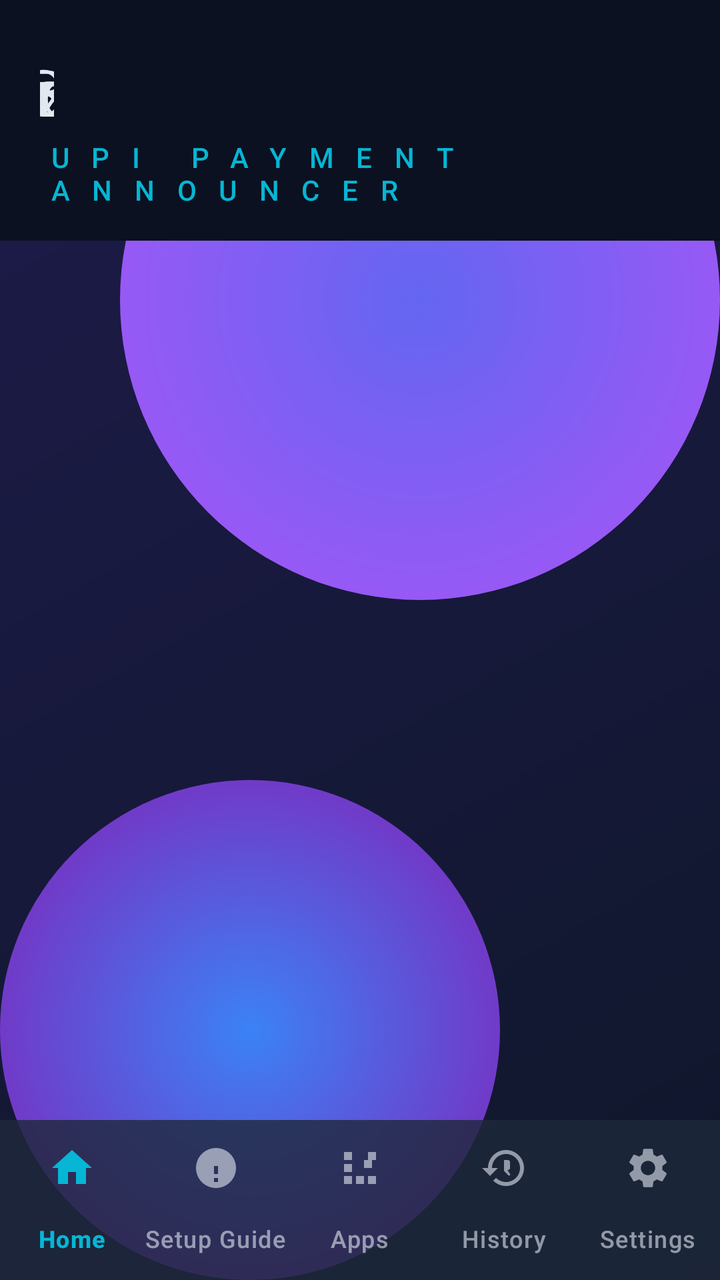
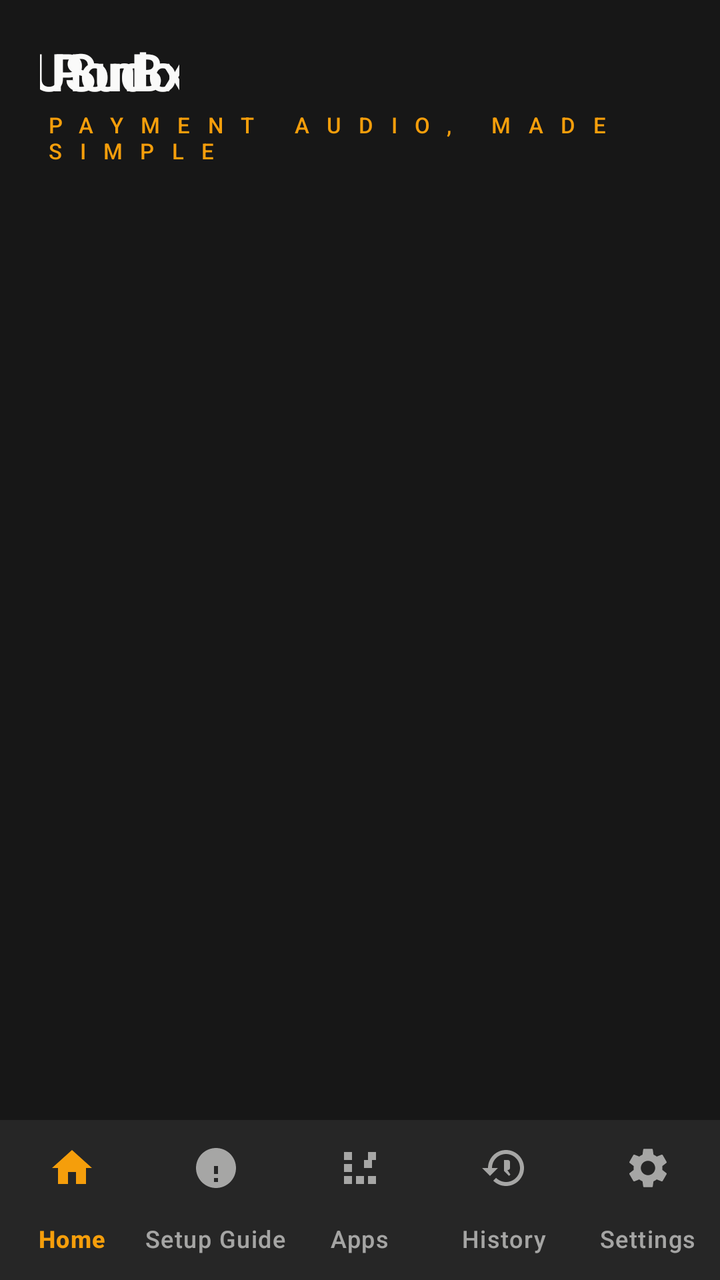

Before-and-after screenshots of an Android layout around one commit, followed by the original layout XML and the change that was made.
<!-- AndroidManifest.xml: application theme Theme.UPISoundBox -->
<!-- res/layout/activity_main.xml -->
<?xml version="1.0" encoding="utf-8"?>
<androidx.coordinatorlayout.widget.CoordinatorLayout xmlns:android="http://schemas.android.com/apk/res/android"
    xmlns:app="http://schemas.android.com/apk/res-auto"
    android:layout_width="match_parent"
    android:layout_height="match_parent"
    android:background="@drawable/gradient_background">

    <com.google.android.material.appbar.AppBarLayout
        android:layout_width="match_parent"
        android:layout_height="wrap_content"
        android:theme="@style/Theme.UPISoundBox"
        app:elevation="0dp">

        <LinearLayout
            android:layout_width="match_parent"
            android:layout_height="wrap_content"
            android:orientation="vertical"
            android:paddingHorizontal="20dp"
            android:paddingTop="24dp"
            android:paddingBottom="16dp">

            <TextView
                android:layout_width="wrap_content"
                android:layout_height="wrap_content"
                android:text="Sound Box"
                android:textSize="32sp"
                android:textColor="@color/on_surface_dark"
                android:fontFamily="sans-serif-light"
                android:letterSpacing="-0.5"
                android:layout_marginBottom="2dp" />

            <TextView
                android:layout_width="wrap_content"
                android:layout_height="wrap_content"
                android:text="UPI Payment Announcer"
                android:textSize="14sp"
                android:textColor="@color/accent_cyan"
                android:fontFamily="sans-serif-medium"
                android:letterSpacing="0.8"
                android:textAllCaps="true" />
        </LinearLayout>
    </com.google.android.material.appbar.AppBarLayout>

    <androidx.fragment.app.FragmentContainerView
        android:id="@+id/nav_host_fragment"
        android:layout_width="match_parent"
        android:layout_height="match_parent"
        android:layout_marginBottom="80dp"
        app:layout_behavior="@string/appbar_scrolling_view_behavior" />

    <com.google.android.material.bottomnavigation.BottomNavigationView
        android:id="@+id/bottom_nav"
        android:layout_width="match_parent"
        android:layout_height="80dp"
        android:layout_gravity="bottom"
        style="@style/Widget.UPISoundBox.BottomNavigation"
        app:itemIconTint="@drawable/nav_selector"
        app:itemTextColor="@drawable/nav_selector"
        app:labelVisibilityMode="labeled"
        app:menu="@menu/bottom_nav_menu" />

</androidx.coordinatorlayout.widget.CoordinatorLayout>
<!-- resources referenced by this layout -->
<resources>
  <color name="accent_cyan">#06B6D4</color>
  <color name="on_surface_dark">#E2E8F0</color>
  <!-- drawable gradient_background (drawable) -->
  <?xml version="1.0" encoding="utf-8"?>
  <layer-list xmlns:android="http://schemas.android.com/apk/res/android">
      <item>
          <shape android:shape="rectangle">
              <gradient
                  android:startColor="#0F172A"
                  android:endColor="#1E1B4B"
                  android:angle="135"
                  android:type="linear" />
          </shape>
      </item>
      <item
          android:width="300dp"
          android:height="300dp"
          android:gravity="top|end">
          <shape android:shape="oval">
              <gradient
                  android:startColor="#6366F1"
                  android:endColor="#A855F7"
                  android:angle="45"
                  android:type="radial"
                  android:gradientRadius="200dp" />
              <size android:width="400dp" android:height="400dp" />
          </shape>
      </item>
      <item
          android:width="250dp"
          android:height="250dp"
          android:gravity="bottom|start">
          <shape android:shape="oval">
              <gradient
                  android:startColor="#3B82F6"
                  android:endColor="#7B2CBF"
                  android:angle="45"
                  android:type="radial"
                  android:gradientRadius="150dp" />
              <size android:width="300dp" android:height="300dp" />
          </shape>
      </item>
  </layer-list>
  <!-- drawable nav_selector (drawable) -->
  <?xml version="1.0" encoding="utf-8"?>
  <selector xmlns:android="http://schemas.android.com/apk/res/android">
      <item android:color="@color/accent_cyan" android:state_checked="true" />
      <item android:color="@color/on_surface_dark" android:alpha="0.6" />
  </selector>
  <style name="Theme.UPISoundBox" parent="Theme.Material3.DayNight.NoActionBar">
          <item name="colorPrimary">@color/primary_40</item>
          <item name="colorPrimaryVariant">@color/primary_30</item>
          <item name="colorOnPrimary">@color/on_primary_dark</item>
          <item name="colorSecondary">@color/accent_cyan</item>
          <item name="colorSecondaryVariant">@color/accent_violet</item>
          <item name="colorOnSecondary">@color/primary_10</item>
          <item name="colorError">@color/error</item>
          <item name="colorOnError">@color/white</item>
          <item name="android:colorBackground">@color/surface_dark</item>
          <item name="colorSurface">@color/surface_dark</item>
          <item name="colorOnSurface">@color/on_surface_dark</item>
          <item name="colorOutline">@color/outline_dark</item>
          <item name="android:statusBarColor">@android:color/transparent</item>
          <item name="android:navigationBarColor">@android:color/transparent</item>
          <item name="android:windowLightStatusBar">false</item>
          <item name="android:windowLightNavigationBar">false</item>
          <item name="android:windowTranslucentStatus">true</item>
          <item name="android:windowTranslucentNavigation">true</item>
          <item name="android:enforceNavigationBarContrast">false</item>
          <item name="android:enforceStatusBarContrast">false</item>
      </style>
  <color name="primary_40">#475569</color>
  <color name="primary_30">#334155</color>
  <color name="on_primary_dark">#F1F5F9</color>
  <color name="accent_violet">#8B5CF6</color>
  <color name="primary_10">#0F172A</color>
  <color name="error">#EF4444</color>
  <color name="white">#FFFFFFFF</color>
  <color name="surface_dark">#0B1120</color>
  <color name="outline_dark">#22FFFFFF</color>
  <color name="surface_glass">#CC1E293B</color>
  <!-- drawable bottom_nav_indicator (drawable) -->
  <?xml version="1.0" encoding="utf-8"?>
  <shape xmlns:android="http://schemas.android.com/apk/res/android"
      android:shape="rectangle">
      <solid android:color="#B33666F1" />
      <corners android:radius="12dp" />
  </shape>
  <!-- unchanged entries left out for length: 2 -->
</resources>

<!-- the commit's change to res/layout/activity_main.xml (unified diff, before → after) -->
@@ -16,24 +16,24 @@
             android:layout_height="wrap_content"
             android:orientation="vertical"
             android:paddingHorizontal="20dp"
-            android:paddingTop="24dp"
-            android:paddingBottom="16dp">
+         android:paddingTop="18dp"
+         android:paddingBottom="14dp">
 
             <TextView
                 android:layout_width="wrap_content"
                 android:layout_height="wrap_content"
-                android:text="Sound Box"
-                android:textSize="32sp"
+                 android:text="UPI Sound Box"
+                 android:textSize="26sp"
                 android:textColor="@color/on_surface_dark"
-                android:fontFamily="sans-serif-light"
-                android:letterSpacing="-0.5"
+                 android:fontFamily="sans-serif-medium"
+                 android:letterSpacing="-0.3"
                 android:layout_marginBottom="2dp" />
 
             <TextView
                 android:layout_width="wrap_content"
                 android:layout_height="wrap_content"
-                android:text="UPI Payment Announcer"
-                android:textSize="14sp"
+                 android:text="PAYMENT AUDIO, MADE SIMPLE"
+                 android:textSize="11sp"
                 android:textColor="@color/accent_cyan"
                 android:fontFamily="sans-serif-medium"
                 android:letterSpacing="0.8"
<!-- resource entries referenced after the edit -->
@@ -1,45 +1,13 @@
 <!-- resources referenced by this layout -->
 <resources>
-  <color name="accent_cyan">#06B6D4</color>
-  <color name="on_surface_dark">#E2E8F0</color>
+  <color name="accent_cyan">#F59E0B</color>
+  <color name="on_surface_dark">#FFFAFAF9</color>
   <!-- drawable gradient_background (drawable) -->
   <?xml version="1.0" encoding="utf-8"?>
   <layer-list xmlns:android="http://schemas.android.com/apk/res/android">
       <item>
           <shape android:shape="rectangle">
-              <gradient
-                  android:startColor="#0F172A"
-                  android:endColor="#1E1B4B"
-                  android:angle="135"
-                  android:type="linear" />
-          </shape>
-      </item>
-      <item
-          android:width="300dp"
-          android:height="300dp"
-          android:gravity="top|end">
-          <shape android:shape="oval">
-              <gradient
-                  android:startColor="#6366F1"
-                  android:endColor="#A855F7"
-                  android:angle="45"
-                  android:type="radial"
-                  android:gradientRadius="200dp" />
-              <size android:width="400dp" android:height="400dp" />
-          </shape>
-      </item>
-      <item
-          android:width="250dp"
-          android:height="250dp"
-          android:gravity="bottom|start">
-          <shape android:shape="oval">
-              <gradient
-                  android:startColor="#3B82F6"
-                  android:endColor="#7B2CBF"
-                  android:angle="45"
-                  android:type="radial"
-                  android:gradientRadius="150dp" />
-              <size android:width="300dp" android:height="300dp" />
+              <solid android:color="#171717" />
           </shape>
       </item>
   </layer-list>
@@ -50,7 +18,7 @@
       <item android:color="@color/on_surface_dark" android:alpha="0.6" />
   </selector>
   <style name="Theme.UPISoundBox" parent="Theme.Material3.DayNight.NoActionBar">
-          <item name="colorPrimary">@color/primary_40</item>
+          <item name="colorPrimary">@color/accent_cyan</item>
           <item name="colorPrimaryVariant">@color/primary_30</item>
           <item name="colorOnPrimary">@color/on_primary_dark</item>
           <item name="colorSecondary">@color/accent_cyan</item>
@@ -66,21 +34,20 @@
           <item name="android:navigationBarColor">@android:color/transparent</item>
           <item name="android:windowLightStatusBar">false</item>
           <item name="android:windowLightNavigationBar">false</item>
-          <item name="android:windowTranslucentStatus">true</item>
-          <item name="android:windowTranslucentNavigation">true</item>
+          <item name="android:windowTranslucentStatus">false</item>
+          <item name="android:windowTranslucentNavigation">false</item>
           <item name="android:enforceNavigationBarContrast">false</item>
           <item name="android:enforceStatusBarContrast">false</item>
       </style>
-  <color name="primary_40">#475569</color>
-  <color name="primary_30">#334155</color>
-  <color name="on_primary_dark">#F1F5F9</color>
-  <color name="accent_violet">#8B5CF6</color>
-  <color name="primary_10">#0F172A</color>
+  <color name="primary_30">#404040</color>
+  <color name="on_primary_dark">#FFFAFAF9</color>
+  <color name="accent_violet">#D97706</color>
+  <color name="primary_10">#171717</color>
   <color name="error">#EF4444</color>
   <color name="white">#FFFFFFFF</color>
-  <color name="surface_dark">#0B1120</color>
-  <color name="outline_dark">#22FFFFFF</color>
-  <color name="surface_glass">#CC1E293B</color>
+  <color name="surface_dark">#FF171717</color>
+  <color name="outline_dark">#FF404040</color>
+  <color name="surface_glass">#FF262626</color>
   <!-- drawable bottom_nav_indicator (drawable) -->
   <?xml version="1.0" encoding="utf-8"?>
   <shape xmlns:android="http://schemas.android.com/apk/res/android"
